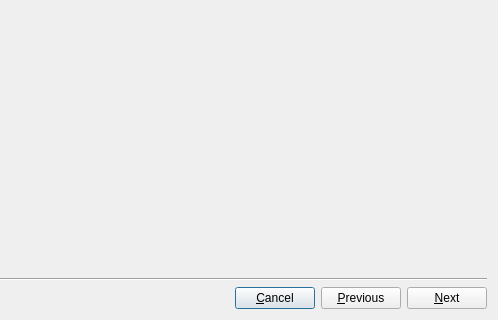
First picture: the form in branches/trunk/UI/spot-on-wizard.ui, repository textbrowser/spot-on, before the edit; both pictures show x 172 to 670 and y 180 to 500 of the 670 by 500 pixel window.
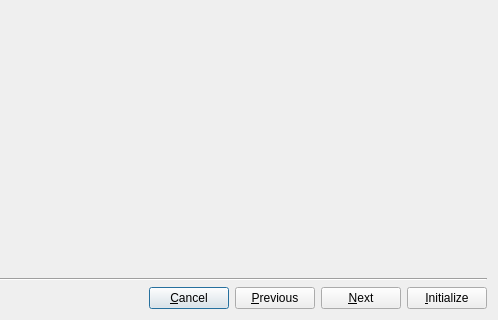
Second picture: the form after the edit. Icons and pictures are not drawn.

What changed in the file:
```diff
--- a/branches/trunk/UI/spot-on-wizard.ui
+++ b/branches/trunk/UI/spot-on-wizard.ui
@@ -346,6 +346,13 @@
        </property>
       </widget>
      </item>
+     <item>
+      <widget class="QPushButton" name="initialize">
+       <property name="text">
+        <string>&amp;Initialize</string>
+       </property>
+      </widget>
+     </item>
     </layout>
    </item>
   </layout>
```
Left out of the diff: 1 changed line with no effect on the pictures.
